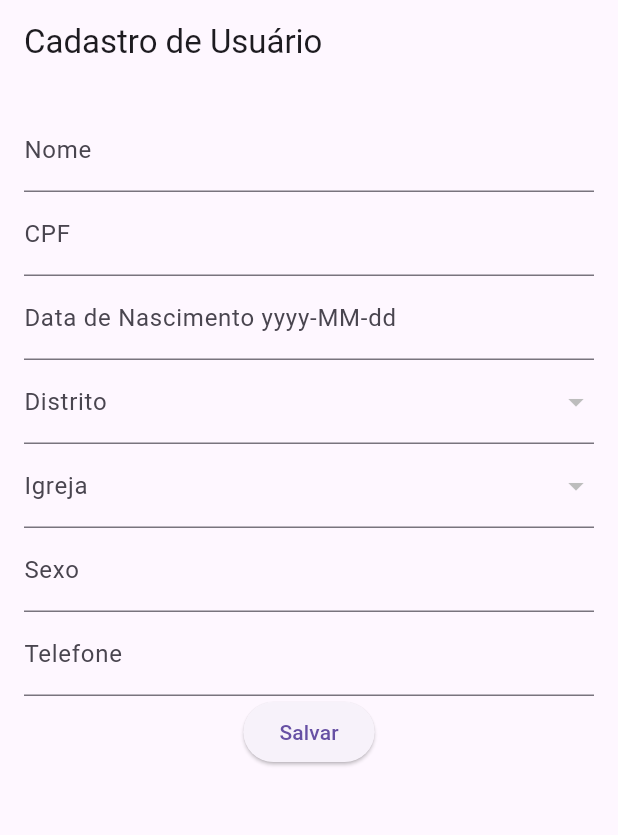
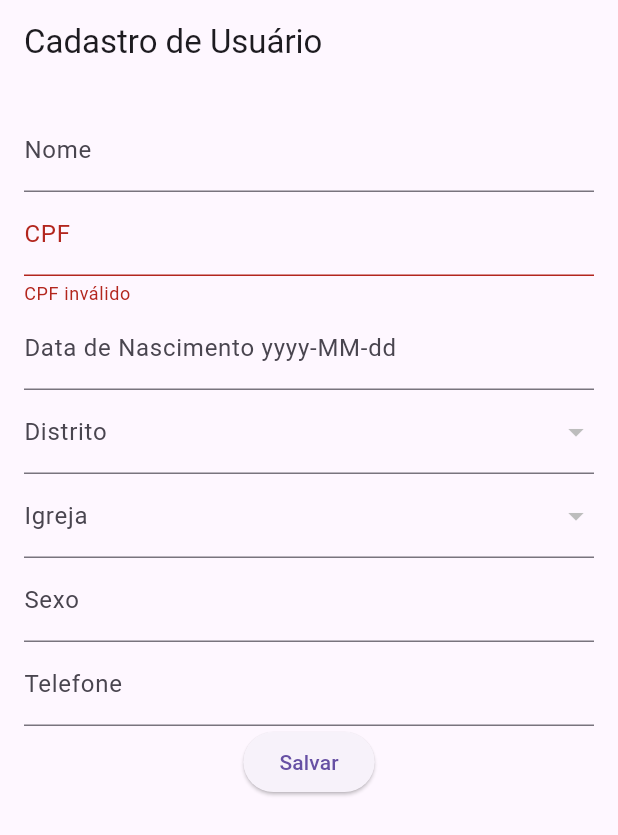
Before and after one commit to myjobwell/escolhidosparamissao, a Flutter app: the screen it shows after launch, after a tap on "Salvar", on a phone screen of 412 x 824 dp. Shown: the top 835 px of the screen. Run offline on Flutter 3.47's test engine with Material 3 defaults, Android fonts, the phone set to English and light mode, and no system bars; our stand-ins replace cloud_firestore, firebase_core, mask_text_input_formatter; accounts and stored records are empty; generated files the repository leaves out were written again.

Commit message:
fix: cpf melhorias

```diff
--- a/lib/presentation/widgets/usuario_form_widget.dart
+++ b/lib/presentation/widgets/usuario_form_widget.dart
@@ -1,6 +1,7 @@
 import 'package:flutter/material.dart';
 import 'package:cloud_firestore/cloud_firestore.dart';
 import '../../models/usuario_model.dart';
+import 'package:mask_text_input_formatter/mask_text_input_formatter.dart';
 
 class UsuarioFormWidget extends StatefulWidget {
   final Function(Usuario usuario) onSubmit;
@@ -27,6 +28,11 @@ class _UsuarioFormWidgetState extends State<UsuarioFormWidget> {
 
   List<Map<String, dynamic>> _distritos = [];
   List<Map<String, dynamic>> _igrejas = [];
+
+  final cpfFormatter = MaskTextInputFormatter(
+    mask: '###.###.###-##',
+    filter: {"#": RegExp(r'[0-9]')},
+  );
 
   @override
   void initState() {
@@ -106,7 +112,15 @@ class _UsuarioFormWidgetState extends State<UsuarioFormWidget> {
           ),
           TextFormField(
             controller: _cpf,
-            decoration: InputDecoration(labelText: 'CPF'),
+            decoration: const InputDecoration(labelText: 'CPF'),
+            inputFormatters: [cpfFormatter],
+            keyboardType: TextInputType.number,
+            validator: (value) {
+              if (value == null || value.isEmpty || value.length != 14) {
+                return 'CPF inválido';
+              }
+              return null;
+            },
           ),
           TextFormField(
             controller: _dataNascimento,
--- a/pubspec.yaml
+++ b/pubspec.yaml
@@ -38,6 +38,7 @@ dependencies:
   firebase_auth: ^5.5.2
   cloud_firestore: ^5.6.6
   shared_preferences: ^2.2.2
+  mask_text_input_formatter: ^2.5.0
 
 dev_dependencies:
   flutter_test:
```
Also changed, not shown: pubspec.lock.
